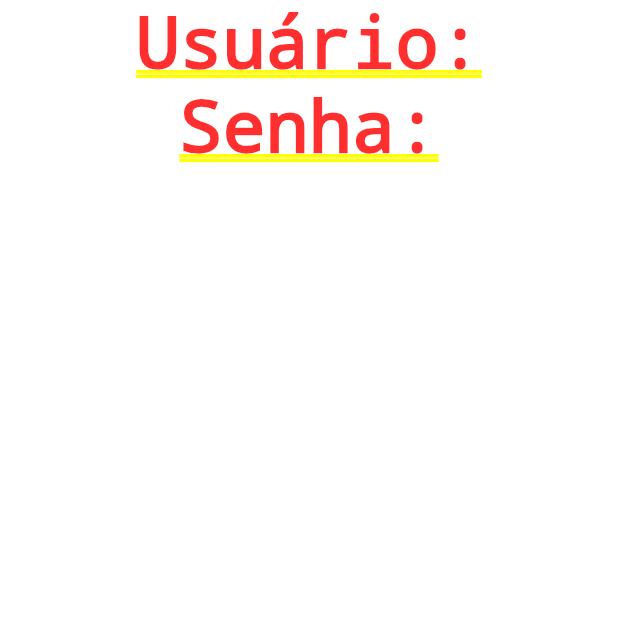
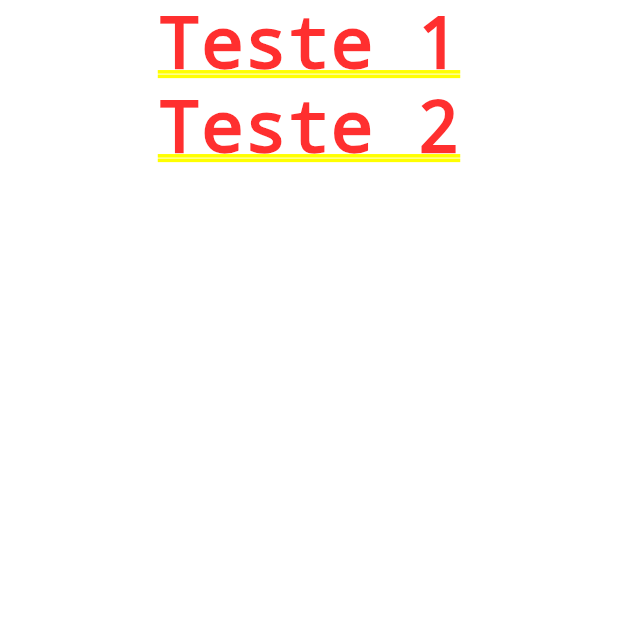
Before and after one commit to wictorChaves/FlutterHelper, a Flutter app: the screen it shows after launch, on a phone screen of 412 x 824 dp, the top half of it. Run offline on Flutter 3.47's test engine with Material 2 defaults, Android fonts, the phone set to English and light mode, and no system bars.

Commit message:
Colunas sem utilizar "<widget>"

```diff
--- a/frases_do_dia/lib/main.dart
+++ b/frases_do_dia/lib/main.dart
@@ -3,9 +3,9 @@ import 'package:flutter/material.dart';
 void main(){
   runApp(MaterialApp(
     title: "Frases do dia",
-    home: Column(children: <Widget>[
-      Text("Usuário:"),
-      Text("Senha:")
+    home: Column(children:[
+      Text("Teste 1"),
+      Text("Teste 2")
     ],),
   ));
 }
```
